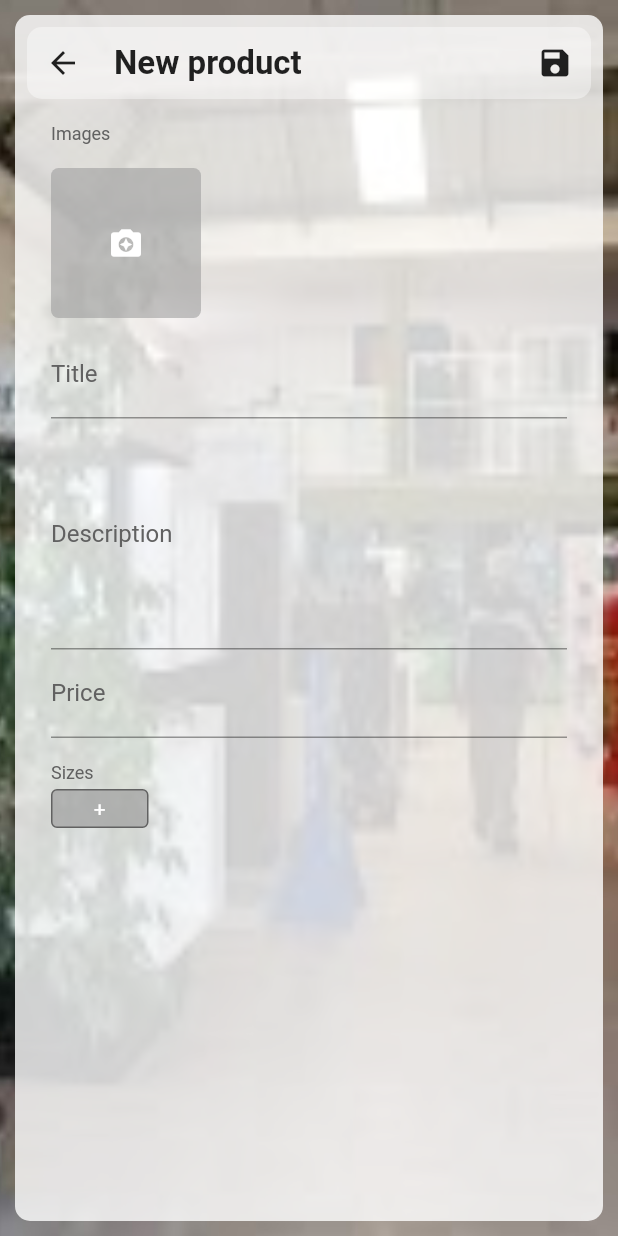
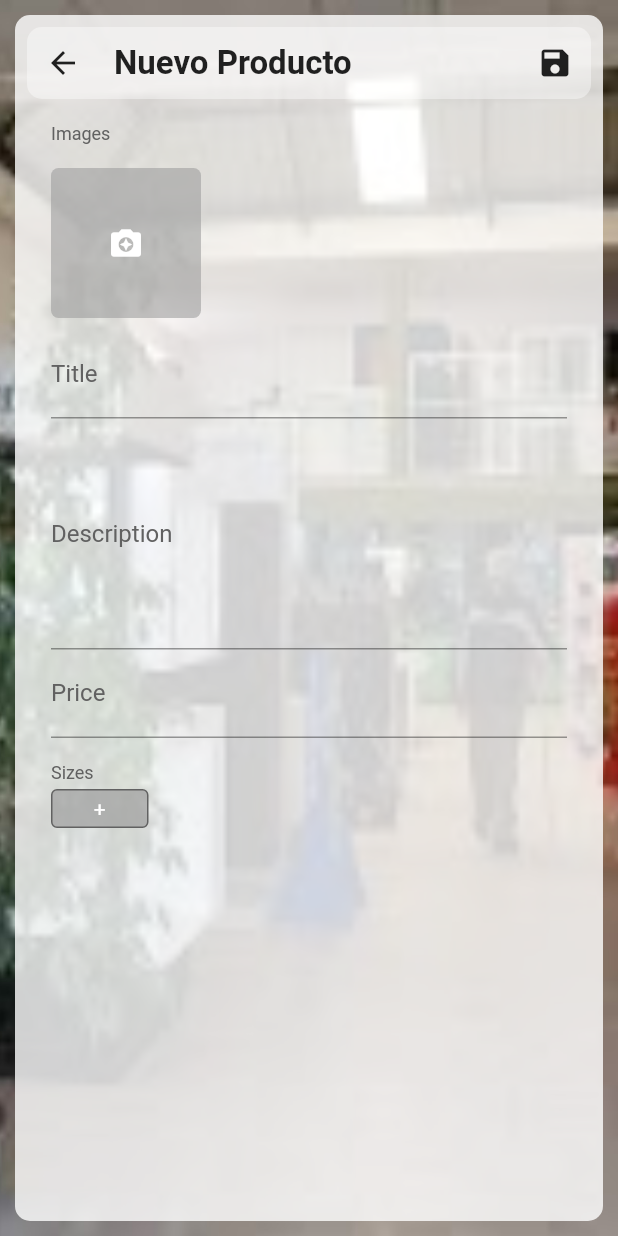
Before and after one commit to ExequielWiedermann/Pruebas, a Flutter app: the ProductPage screen opened directly, on a phone screen of 412 x 824 dp. Run offline on Flutter 3.47's test engine with Material 2 defaults, Android fonts, the phone set to English and light mode, and no system bars; our stand-ins replace cloud_firestore, firebase_auth, firebase_storage, flutter_speed_dial, image_cropper, image_picker and 2 more; missing offline and left inert: bloc_pattern; accounts and stored records are empty; statements that could not run were skipped.

```diff
--- a/lib/pages/product_page.dart
+++ b/lib/pages/product_page.dart
@@ -74,8 +74,8 @@ class _ProductPageState extends State<ProductPage> with ProductValidator {
                               builder: (context, snapshot) {
                                 return Text(
                                   snapshot.data
-                                      ? "Edit product"
-                                      : "New product",
+                                      ? "Editar Producto"
+                                      : "Nuevo Producto",
                                   style: TextStyle(
                                       fontSize: 22,
                                       fontWeight: FontWeight.w600),
@@ -239,7 +239,7 @@ class _ProductPageState extends State<ProductPage> with ProductValidator {
 
       _scaffoldKey.currentState.showSnackBar(SnackBar(
         content: Text(
-          success ? "Product saved!" : "Error: product could not be saved!",
+          success ? "Producto Guardado!" : "Error: al guardar el producto!",
           style: TextStyle(color: Colors.white),
         ),
         backgroundColor: success ? Colors.blue : Colors.red,
--- a/lib/tabs/orders_tab.dart
+++ b/lib/tabs/orders_tab.dart
@@ -32,7 +32,7 @@ class OrdersTab extends StatelessWidget {
                 return Padding(
                   padding: const EdgeInsets.only(top: 20),
                   child: Text(
-                    "Nenhum pedido encontrado!",
+                    "No se encontraron pedidos",
                     style: TextStyle(color: Colors.white),
                   ),
                 );
--- a/lib/tabs/users_tab.dart
+++ b/lib/tabs/users_tab.dart
@@ -62,7 +62,7 @@ class UsersTab extends StatelessWidget {
                       return Padding(
                         padding: const EdgeInsets.only(top: 20),
                         child: Text(
-                          "Nenhum usuário encontrado!",
+                          "No se encontraron usuarios!",
                           style: TextStyle(color: Colors.white),
                         ),
                       );
--- a/lib/widgets/add_size_dialog.dart
+++ b/lib/widgets/add_size_dialog.dart
@@ -17,7 +17,7 @@ class AddSizeDialog extends StatelessWidget {
             Container(
               alignment: Alignment.centerRight,
               child: FlatButton(
-                child: Text("Add"),
+                child: Text("Agregar"),
                 textColor: Colors.blue,
                 onPressed: () {
                   Navigator.of(context).pop(_controller.text);
--- a/lib/widgets/category_tile.dart
+++ b/lib/widgets/category_tile.dart
@@ -63,7 +63,7 @@ class CategoryTile extends StatelessWidget {
                           color: Colors.blue,
                         ),
                       ),
-                      title: Text("Add"),
+                      title: Text("Agregar"),
                       onTap: () {
                         Navigator.of(context).push(MaterialPageRoute(
                             builder: (context) => ProductPage(
--- a/lib/widgets/edit_category_dialog.dart
+++ b/lib/widgets/edit_category_dialog.dart
@@ -79,7 +79,7 @@ class _EditCategoryDialogState extends State<EditCategoryDialog> {
                     builder: (context, snapshot) {
                       if (!snapshot.hasData) return Container();
                       return FlatButton(
-                        child: Text("Delete"),
+                        child: Text("Eliminar"),
                         textColor: Colors.red,
                         onPressed: snapshot.data
                             ? () {
@@ -93,7 +93,7 @@ class _EditCategoryDialogState extends State<EditCategoryDialog> {
                     stream: _categoryBloc.submitValid,
                     builder: (context, snapshot) {
                       return FlatButton(
-                        child: Text("Save"),
+                        child: Text("Guardar"),
                         onPressed: snapshot.hasData
                             ? () async {
                                 _categoryBloc.saveData();
--- a/lib/widgets/images_source_sheet.dart
+++ b/lib/widgets/images_source_sheet.dart
@@ -30,7 +30,7 @@ class ImageSourceSheet extends StatelessWidget {
         mainAxisSize: MainAxisSize.min,
         children: <Widget>[
           FlatButton(
-            child: Text("Camera"),
+            child: Text("Cámara"),
             onPressed: () async {
               File image =
                   await ImagePicker.pickImage(source: ImageSource.camera);
@@ -38,7 +38,7 @@ class ImageSourceSheet extends StatelessWidget {
             },
           ),
           FlatButton(
-            child: Text("Gallery"),
+            child: Text("Galeria"),
             onPressed: () async {
               File image =
                   await ImagePicker.pickImage(source: ImageSource.gallery);
```
Also changed, not shown: lib/pages/home_page.dart (+5 -5 lines).
